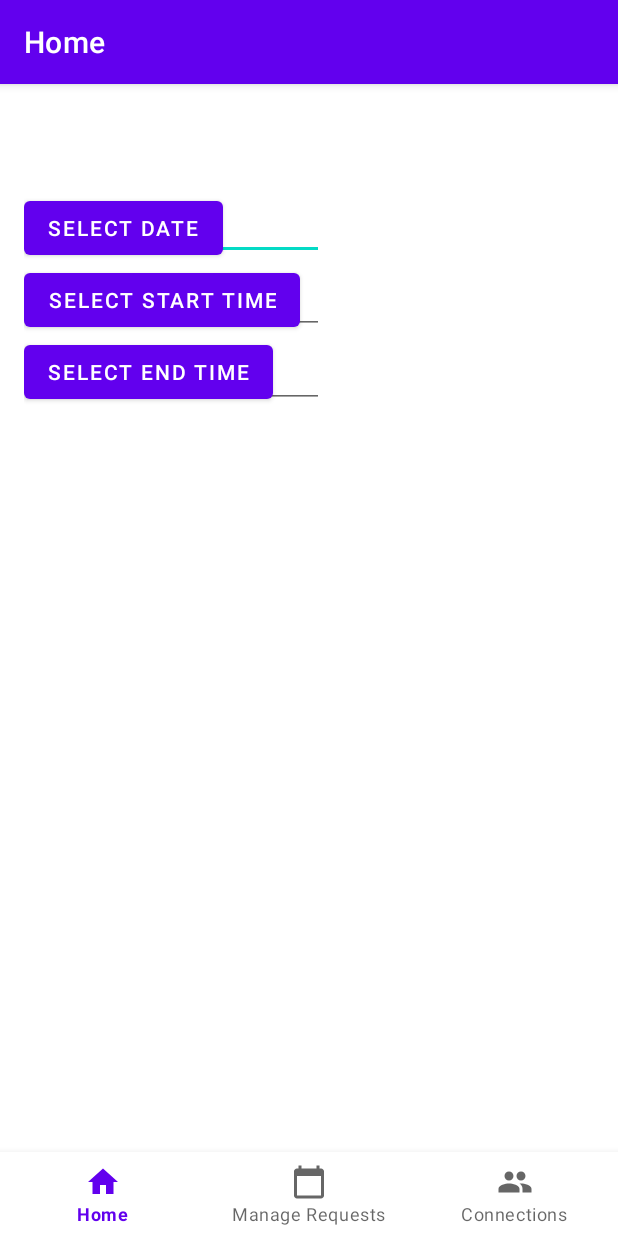
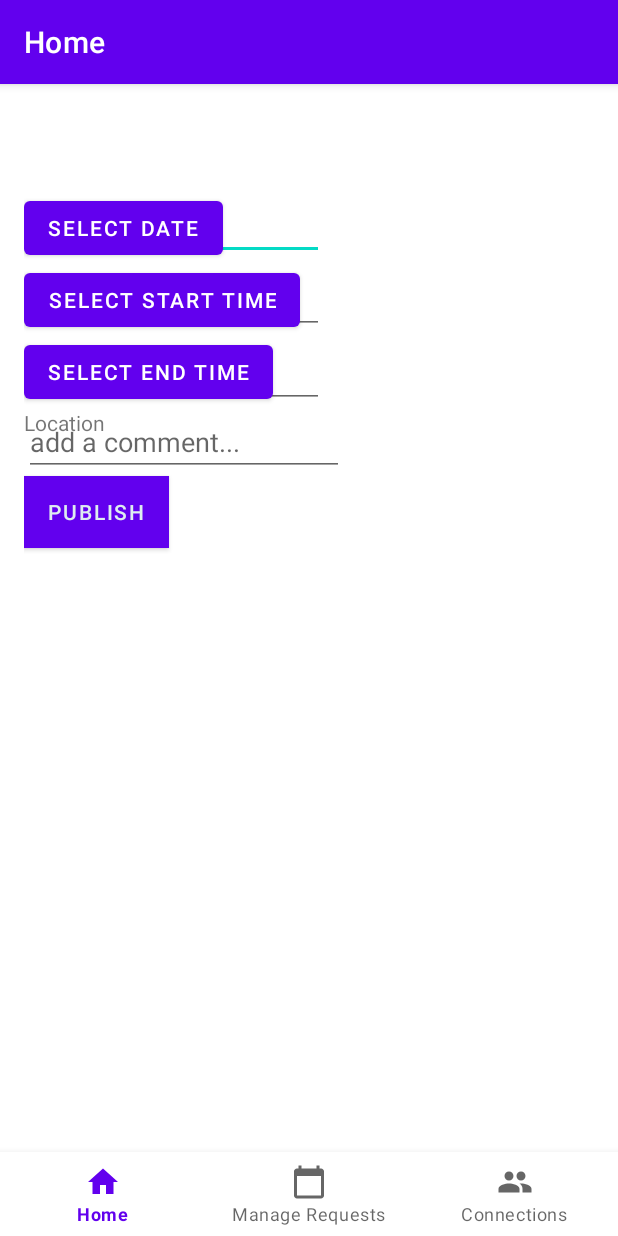
Before and after one commit to liorkesten/Sitter, an Android app: the screen it shows after launch (MainActivity), on a phone screen of 412 x 824 dp. Run offline under Robolectric (Android 15) with nearby library versions, the light colour scheme and no system bars; our stand-ins replace Firebase (no records; nobody signed in at launch, a user with empty details on screens opened directly), navigation-ui; 2 statements that could not run were skipped.

Commit message:
added structure

```diff
--- /dev/null
+++ b/app/src/main/java/service/sitter/ui/fragments/TimePickerFragment.java
@@ -0,0 +1,5 @@
+package service.sitter.ui.fragments;
+
+public class TimePickerFragment {
+
+}
--- a/app/src/main/res/layout/fragment_home.xml
+++ b/app/src/main/res/layout/fragment_home.xml
@@ -70,9 +70,34 @@
         android:layout_toRightOf="@+id/edit_text_end_time_request"
         android:layout_toEndOf="@+id/edit_text_end_time_request" />
 
+    <TextView
+        android:id="@+id/text_view_location_request"
+        android:layout_width="wrap_content"
+        android:layout_height="wrap_content"
+        app:layout_constraintTop_toBottomOf="@+id/btn_end_time_request"
+        android:text="Location"
+        tools:layout_editor_absoluteX="23dp"
+        tools:layout_editor_absoluteY="184dp" />
 
+    <EditText
+        android:id="@+id/edit_text_comment_request"
+        android:layout_width="wrap_content"
+        android:layout_height="wrap_content"
+        android:ems="10"
+        android:gravity="start|top"
+        android:hint="@string/comment_hint"
+        android:inputType="textMultiLine"
+        app:layout_constraintTop_toBottomOf="@+id/btn_end_time_request"/>
 
-
+    <Button
+        android:id="@+id/btn_publish_request"
+        android:background="@color/primary_color"
+        android:textColor="@color/secondary_color"
+        android:layout_width="wrap_content"
+        android:layout_height="wrap_content"
+        android:text="Publish"
+        app:layout_constraintTop_toBottomOf="@+id/edit_text_comment_request"
+        />
 
 
 
--- /dev/null
+++ b/app/src/main/res/layout/fragment_time_picker.xml
@@ -0,0 +1,6 @@
+<?xml version="1.0" encoding="utf-8"?>
+<androidx.constraintlayout.widget.ConstraintLayout
+    xmlns:android="http://schemas.android.com/apk/res/android" android:layout_width="match_parent"
+    android:layout_height="match_parent">
+
+</androidx.constraintlayout.widget.ConstraintLayout>
--- a/app/src/main/res/values/strings.xml
+++ b/app/src/main/res/values/strings.xml
@@ -3,4 +3,5 @@
     <string name="title_home">Home</string>
     <string name="title_manage">Manage Requests</string>
     <string name="title_connections">Connections</string>
+    <string name="comment_hint">add a comment...</string>
 </resources>
```
